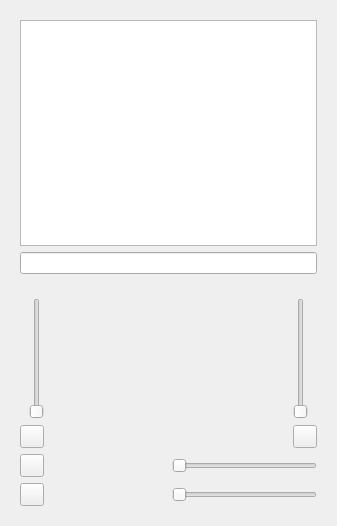
Qt form src/ui/SFLPhoneView_base.ui (KDE/ring-kde) before a commit.
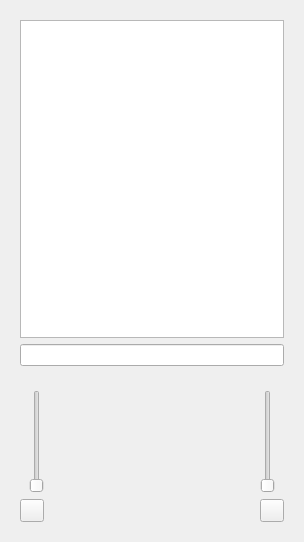
The same form after that commit. Icons and pictures are not drawn. Custom widgets are drawn as their Qt base class.

```diff
--- a/src/ui/SFLPhoneView_base.ui
+++ b/src/ui/SFLPhoneView_base.ui
@@ -6,8 +6,8 @@
    <rect>
     <x>0</x>
     <y>0</y>
-    <width>337</width>
-    <height>526</height>
+    <width>304</width>
+    <height>542</height>
    </rect>
   </property>
   <property name="windowTitle">
@@ -17,7 +17,7 @@
    <item>
     <widget class="QStackedWidget" name="stackedWidget_screen">
      <property name="sizePolicy">
-      <sizepolicy hsizetype="Preferred" vsizetype="Expanding">
+      <sizepolicy hsizetype="Expanding" vsizetype="Expanding">
        <horstretch>0</horstretch>
        <verstretch>0</verstretch>
       </sizepolicy>
@@ -29,6 +29,12 @@
       <layout class="QHBoxLayout" name="horizontalLayout_3"/>
      </widget>
      <widget class="QWidget" name="page_callHistory">
+      <property name="sizePolicy">
+       <sizepolicy hsizetype="Expanding" vsizetype="Expanding">
+        <horstretch>0</horstretch>
+        <verstretch>0</verstretch>
+       </sizepolicy>
+      </property>
       <layout class="QVBoxLayout" name="verticalLayout_2">
        <item>
         <widget class="QListWidget" name="listWidget_callHistory"/>
@@ -79,9 +85,21 @@
      <property name="enabled">
       <bool>true</bool>
      </property>
+     <property name="sizePolicy">
+      <sizepolicy hsizetype="Minimum" vsizetype="Minimum">
+       <horstretch>0</horstretch>
+       <verstretch>0</verstretch>
+      </sizepolicy>
+     </property>
+     <property name="maximumSize">
+      <size>
+       <width>16777215</width>
+       <height>150</height>
+      </size>
+     </property>
      <layout class="QGridLayout" name="gridLayout">
       <item row="0" column="0">
-       <widget class="QSlider" name="slider_recVol_2">
+       <widget class="QSlider" name="slider_recVol">
         <property name="sizePolicy">
          <sizepolicy hsizetype="Fixed" vsizetype="Expanding">
           <horstretch>0</horstretch>
@@ -131,7 +149,7 @@
        </widget>
       </item>
       <item row="0" column="3">
-       <widget class="QSlider" name="slider_sndVol_2">
+       <widget class="QSlider" name="slider_sndVol">
         <property name="sizePolicy">
          <sizepolicy hsizetype="Fixed" vsizetype="Expanding">
           <horstretch>0</horstretch>
@@ -165,7 +183,7 @@
        </widget>
       </item>
       <item row="1" column="0">
-       <widget class="QToolButton" name="toolButton_recVol_2">
+       <widget class="QToolButton" name="toolButton_recVol">
         <property name="text">
          <string/>
         </property>
@@ -179,7 +197,7 @@
        </widget>
       </item>
       <item row="1" column="3">
-       <widget class="QToolButton" name="toolButton_sndVol_2">
+       <widget class="QToolButton" name="toolButton_sndVol">
         <property name="text">
          <string/>
         </property>
@@ -195,48 +213,6 @@
         </property>
        </widget>
       </item>
-      <item row="2" column="0" colspan="2">
-       <widget class="QToolButton" name="toolButton_recVol">
-        <property name="text">
-         <string/>
-        </property>
-        <property name="icon">
-         <iconset>
-          <normaloff>:/Images/mic_75.svg</normaloff>:/Images/mic_75.svg</iconset>
-        </property>
-        <property name="checkable">
-         <bool>true</bool>
-        </property>
-       </widget>
-      </item>
-      <item row="2" column="2" colspan="2">
-       <widget class="QSlider" name="slider_recVol">
-        <property name="orientation">
-         <enum>Qt::Horizontal</enum>
-        </property>
-       </widget>
-      </item>
-      <item row="3" column="0" colspan="2">
-       <widget class="QToolButton" name="toolButton_sndVol">
-        <property name="text">
-         <string/>
-        </property>
-        <property name="icon">
-         <iconset>
-          <normaloff>:/Images/mic_75.svg</normaloff>:/Images/mic_75.svg</iconset>
-        </property>
-        <property name="checkable">
-         <bool>true</bool>
-        </property>
-       </widget>
-      </item>
-      <item row="3" column="2" colspan="2">
-       <widget class="QSlider" name="slider_sndVol">
-        <property name="orientation">
-         <enum>Qt::Horizontal</enum>
-        </property>
-       </widget>
-      </item>
      </layout>
     </widget>
    </item>
```
Left out of the diff: 81 changed lines with no effect on the pictures.
